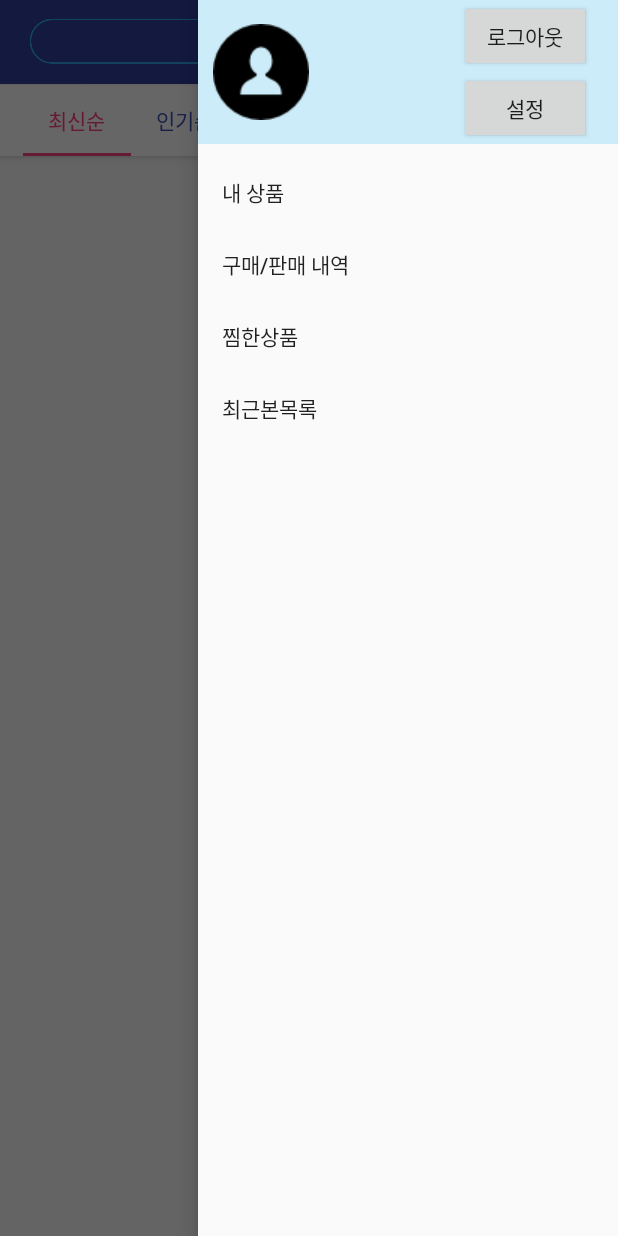
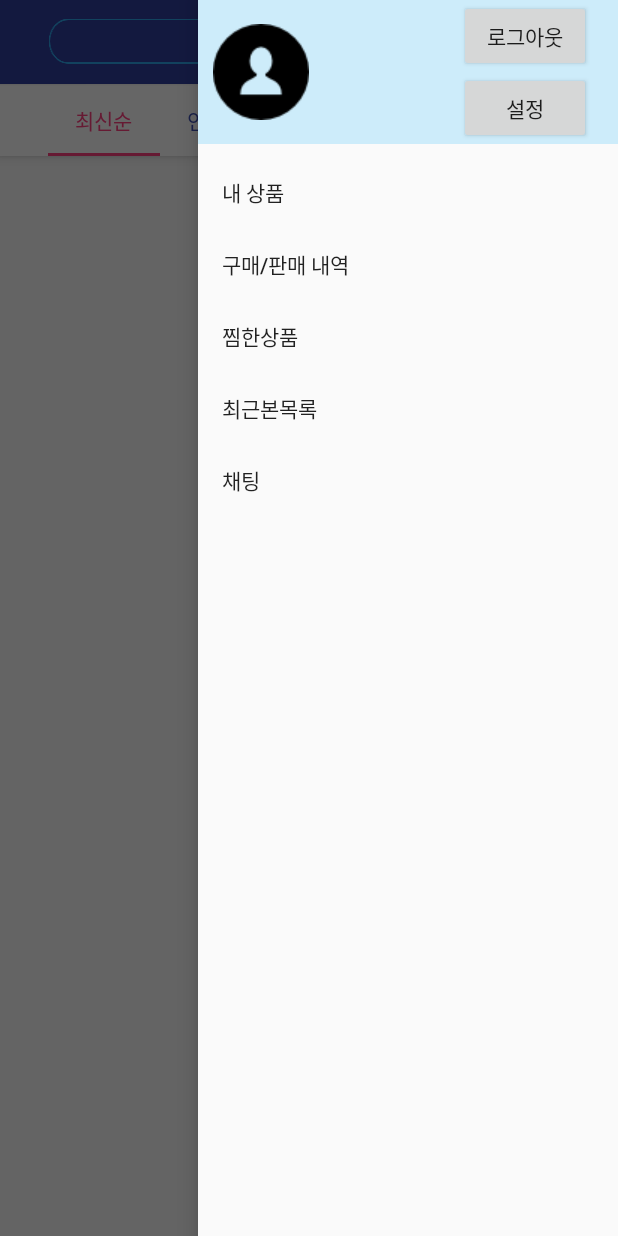
Before and after one commit to SungYoonJOE/TEAMYEOGIDA_Android, an Android app: the MainActivity screen opened directly, with no data from a screen before it, with the side drawer open, on a phone screen of 412 x 824 dp. Run offline under Robolectric (Android 15) with nearby library versions, the phone set to English and light mode, and no system bars; libraries missing offline, so code that uses them is left out: com.kakao.usermgmt.

Commit message:
edit chat

```diff
--- a/yeogida8/app/src/main/java/com/example/hahaj/yeogida8/Fragment1.java
+++ b/yeogida8/app/src/main/java/com/example/hahaj/yeogida8/Fragment1.java
@@ -69,7 +69,6 @@ public class Fragment1 extends Fragment {
 
         ViewGroup rootView = (ViewGroup) inflater.inflate(R.layout.fragment1, container, false);
         listView = (ListView) rootView.findViewById(R.id.listView);
-
         listView.setOnItemClickListener(new AdapterView.OnItemClickListener() {
             @Override
             public void onItemClick(AdapterView<?> parent, View view, int position, long id) //position은 몇번째 아이템인지 인덱스값
--- a/yeogida8/app/src/main/java/com/example/hahaj/yeogida8/LoginActivity.java
+++ b/yeogida8/app/src/main/java/com/example/hahaj/yeogida8/LoginActivity.java
@@ -141,7 +141,7 @@ public class LoginActivity extends AppCompatActivity {
 
                     new JSONTask().execute(url.getMainUrl() + "/login");
 
-//                    redirectMainActivity(personpid);//서버와 연결 안 할 때 연습용
+                    //redirectMainActivity(personpid);//서버와 연결 안 할 때 연습용
                 }
             });
         }
--- a/yeogida8/app/src/main/java/com/example/hahaj/yeogida8/NetworkUrl.java
+++ b/yeogida8/app/src/main/java/com/example/hahaj/yeogida8/NetworkUrl.java
@@ -4,7 +4,7 @@ public class NetworkUrl {
 
     //main URL
     //Url 바뀌면 여기만 바꾸면 됨.
-    private String main = new String("http://d23286fe.ngrok.io");
+    private String main = new String("http://7dc97411.ngrok.io");
 
     public String getMainUrl() {
         return this.main;
--- a/yeogida8/app/src/main/java/com/example/hahaj/yeogida8/SearchAddrActivity.java
+++ b/yeogida8/app/src/main/java/com/example/hahaj/yeogida8/SearchAddrActivity.java
@@ -35,7 +35,7 @@ public class SearchAddrActivity extends AppCompatActivity {
 
 
     // 우체국 오픈api 인증키
-    private String _key = "";
+    private String _key = "101652aa9cfa27fd71535135104117";
     private TextView _addressEdit;
     private Button _searchBtn;
     private ListView _addressListView;
--- a/yeogida8/app/src/main/java/com/example/hahaj/yeogida8/sell_Fragment.java
+++ b/yeogida8/app/src/main/java/com/example/hahaj/yeogida8/sell_Fragment.java
@@ -123,6 +123,7 @@ public class sell_Fragment extends Fragment {
             return view;
         }
     }
+
     public class JSONTask extends AsyncTask<String, String, String> {
 
         @Override
--- a/yeogida8/app/src/main/res/layout/activity_main.xml
+++ b/yeogida8/app/src/main/res/layout/activity_main.xml
@@ -66,16 +66,18 @@
                     <View
                         android:layout_width="0dp"
                         android:layout_height="0dp"
-                        android:layout_weight="3" />
+                        android:layout_weight="1" />
 
                     <EditText
                         android:id="@+id/searchtext"
-                        android:layout_width="wrap_content"
+                        android:layout_weight="15"
+                        android:layout_width="0dp"
                         android:layout_height="wrap_content"
                         android:ems="10"
                         android:inputType="textPersonName"
                         android:layout_gravity="right|center"
-                        android:background="@drawable/search"/>
+                        android:background="@drawable/search"
+                        />
 
                     <View
                         android:layout_width="0dp"
@@ -84,9 +86,11 @@
 
                     <ImageButton
                         android:id="@+id/search_button"
-                        android:layout_width="38dp"
+                        android:layout_weight="2"
+                        android:layout_width="0dp"
                         android:layout_height="38dp"
                         android:layout_gravity="right|center"
+                        android:adjustViewBounds="true"
                         android:background="@drawable/ic_search"/>
 
                     <View
@@ -96,8 +100,10 @@
 
                     <ImageButton
                         android:id="@+id/imgright"
-                        android:layout_width="50dp"
-                        android:layout_height="50dp"
+                        android:layout_weight="2"
+                        android:layout_width="0dp"
+                        android:layout_height="30dp"
+                        android:adjustViewBounds="true"
                         android:layout_gravity="right|center"
                         android:background="@drawable/profileblue" />
 
@@ -110,14 +116,21 @@
 
             </android.support.v7.widget.Toolbar>
 
+            <!--weight이용해서 비율을 맞추려고 Relative레이아웃을 Linear로 수정함-->
             <RelativeLayout
                 android:layout_width="match_parent"
                 android:layout_height="wrap_content"
                 android:background="@android:color/background_light">
 
+                <LinearLayout
+                    android:orientation="horizontal"
+                    android:layout_width="match_parent"
+                    android:layout_height="wrap_content">
+
                 <android.support.design.widget.TabLayout
+                    android:layout_weight="3.5"
                     android:id="@+id/tabs"
-                    android:layout_width="250dp"
+                    android:layout_width="0dp"
                     android:layout_height="wrap_content"
                     android:background="@android:color/background_light"
                     android:elevation="1dp"
@@ -129,13 +142,14 @@
                 </android.support.design.widget.TabLayout>
 
                 <Spinner
+                    android:layout_weight="1.5"
                     android:layout_toRightOf="@+id/tabs"
-                    android:layout_marginLeft="20dp"
                     android:layout_marginTop="10dp"
                     android:id="@+id/spinner"
-                    android:layout_width="wrap_content"
-                    android:layout_height="wrap_content"
-                    android:layout_gravity="right"/>
+                    android:layout_width="0dp"
+                    android:layout_height="wrap_content" />
+
+                </LinearLayout>
 
             </RelativeLayout>
 
--- a/yeogida8/app/src/main/res/menu/navigation_menu.xml
+++ b/yeogida8/app/src/main/res/menu/navigation_menu.xml
@@ -9,5 +9,7 @@
         android:title="찜한상품" />
     <item android:id="@+id/recentView"
         android:title="최근본목록" />
+    <item android:id="@+id/chatting"
+        android:title="채팅" />
 
 </menu>
--- a/yeogida8/app/src/main/res/values/strings.xml
+++ b/yeogida8/app/src/main/res/values/strings.xml
@@ -1,6 +1,6 @@
 <resources>
     <string name="app_name">YEOGIDA</string>
-    <string name="kakao_app_key"></string>
+    <string name="kakao_app_key">4022afd1c2beca825f98cba4f704f00d</string>
     <string name="action_settings">Settings</string>
     <string name="msg_search_address">주소 검색(다음)</string>
     <string name="dummy_text1">"여기다 앱의 이용약관입니다."
```
Also changed, not shown: yeogida8/app/build.gradle (+7 -1 lines), yeogida8/app/src/main/AndroidManifest.xml (+6 -5 lines), yeogida8/app/src/main/java/com/example/hahaj/yeogida8/BuyItemActivity.java (+22 -2 lines), yeogida8/app/src/main/java/com/example/hahaj/yeogida8/MainActivity.java (+12 -1 lines).
